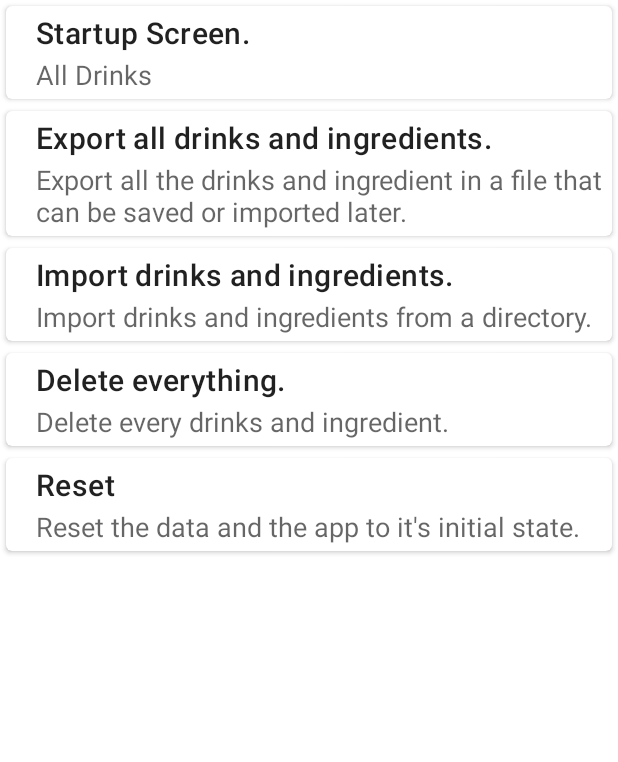
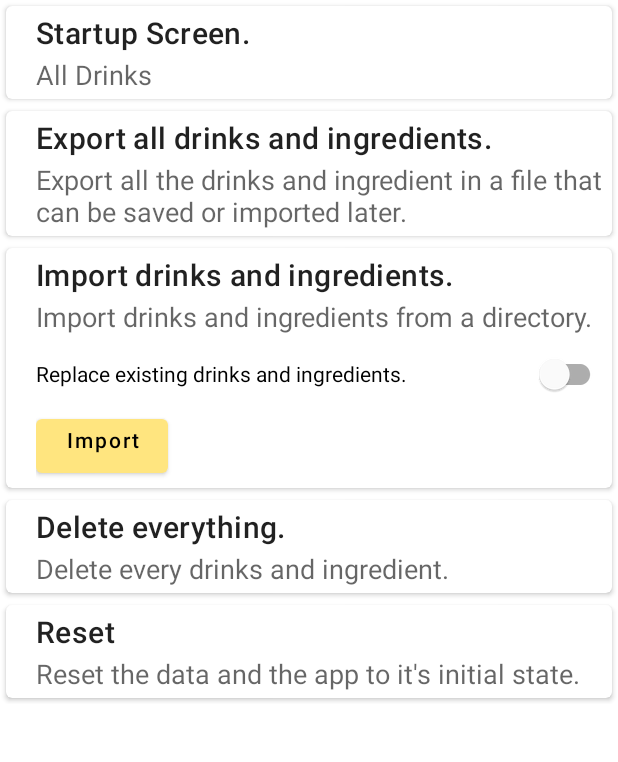
Before and after one commit to p0ppy-fl0w3r/hammered, an Android app: the SettingsFragment screen opened through its navigation route, on a phone screen of 412 x 824 dp, the part 84-846 px from its top. Run offline under Robolectric (Android 15) with nearby library versions, the light colour scheme and no system bars; our stand-ins replace Room's generated code, Timber, data binding, navigation-ui; pictures from the network do not load; Roboto replaces fonts that are not available here; 1 statement that could not run was skipped.

Commit message:
Updated import functions.
Added option to ignore new cocktail and ingredient when importing.

```diff
--- a/app/build.gradle
+++ b/app/build.gradle
@@ -13,7 +13,7 @@
         minSdkVersion 27
         targetSdkVersion 30
         versionCode 1
-        versionName "0.7"
+        versionName "pre-alpha"
 
         testInstrumentationRunner "androidx.test.runner.AndroidJUnitRunner"
     }
--- a/app/src/main/java/com/example/hammered/MainActivity.kt
+++ b/app/src/main/java/com/example/hammered/MainActivity.kt
@@ -31,6 +31,7 @@
 import com.example.hammered.search.SearchViewModel
 import timber.log.Timber
 
+// TODO write tests.
 
 class MainActivity : AppCompatActivity(), SearchView.OnQueryTextListener,
     View.OnFocusChangeListener {
--- a/app/src/main/java/com/example/hammered/dao/CocktailDao.kt
+++ b/app/src/main/java/com/example/hammered/dao/CocktailDao.kt
@@ -18,6 +18,18 @@
 
     @Insert(onConflict = OnConflictStrategy.REPLACE)
     suspend fun insertIngredient(ingredient: Ingredient)
+
+    @Insert(onConflict = OnConflictStrategy.IGNORE)
+    suspend fun ignoreAndInsertIngredient(ingredient: Ingredient)
+
+    @Insert(onConflict = OnConflictStrategy.IGNORE)
+    suspend fun ignoreAndInsertCocktail(cocktail: Cocktail)
+
+    @Insert(onConflict = OnConflictStrategy.REPLACE)
+    suspend fun insertIngredientCocktailRef(ingredientCocktailRef: IngredientCocktailRef)
+
+    @Insert(onConflict = OnConflictStrategy.IGNORE)
+    suspend fun ignoreInsertIngredientCocktailRef(ingredientCocktailRef: IngredientCocktailRef)
 
     @Update
     suspend fun updateIngredient(ingredient: Ingredient)
@@ -57,9 +69,6 @@
 
     @Query("SElECT * FROM Ingredient WHERE ingredient_name LIKE :name")
     suspend fun getIngredientFromName(name: String): List<IngredientWithCocktail>
-
-    @Insert(onConflict = OnConflictStrategy.REPLACE)
-    suspend fun insertIngredientCocktailRef(ingredientCocktailRef: IngredientCocktailRef)
 
     @Query("SELECT * FROM IngredientCocktailRef")
     suspend fun getAllIngredientCocktailRef(): List<IngredientCocktailRef>
--- a/app/src/main/java/com/example/hammered/settings/SettingsFragment.kt
+++ b/app/src/main/java/com/example/hammered/settings/SettingsFragment.kt
@@ -48,7 +48,8 @@
     private var activityResultLauncher =
         registerForActivityResult(ActivityResultContracts.StartActivityForResult()) {
             if (it.resultCode == Activity.RESULT_OK) {
-                it.data?.data?.let { dirPath -> viewModel.getFromJson(dirPath) }
+                val ignorePrevious = binding.replaceExistingSwitch.isChecked
+                it.data?.data?.let { dirPath -> viewModel.getFromJson(dirPath, ignorePrevious) }
             }
         }
 
--- a/app/src/main/res/layout/settings_fragment.xml
+++ b/app/src/main/res/layout/settings_fragment.xml
@@ -107,28 +107,19 @@
                         android:text="@string/import_settings_info"
                         android:textAppearance="@style/TextAppearance.AppCompat.Medium" />
 
-                    <androidx.constraintlayout.widget.ConstraintLayout
+                    <LinearLayout
                         android:id="@+id/switchLayout"
                         android:layout_width="match_parent"
-                        android:visibility="gone"
+
+                        android:orientation="vertical"
                         android:layout_height="match_parent"
                         android:layout_marginTop="2dp">
-
-                        <com.google.android.material.switchmaterial.SwitchMaterial
-                            android:id="@+id/importImageSwitch"
-                            android:layout_width="match_parent"
-                            android:layout_height="wrap_content"
-                            android:text="@string/import_image_text"
-                            app:layout_constraintStart_toStartOf="parent"
-                            app:layout_constraintTop_toTopOf="parent" />
 
                         <com.google.android.material.switchmaterial.SwitchMaterial
                             android:id="@+id/replaceExistingSwitch"
                             android:layout_width="match_parent"
                             android:layout_height="wrap_content"
-                            android:text="@string/replace_existing_switch_text"
-                            app:layout_constraintStart_toStartOf="@+id/importImageSwitch"
-                            app:layout_constraintTop_toBottomOf="@id/importImageSwitch" />
+                            android:text="@string/replace_existing_switch_text" />
 
                         <Button
                             android:id="@+id/importButton"
@@ -137,12 +128,9 @@
                             android:gravity="center_horizontal"
                             android:text="@string/import_btn_text"
                             android:textAllCaps="false"
-                            app:layout_constraintBottom_toBottomOf="parent"
-                            app:layout_constraintEnd_toEndOf="parent"
-                            app:layout_constraintStart_toStartOf="parent"
-                            app:layout_constraintTop_toBottomOf="@id/replaceExistingSwitch" />
+                         />
 
-                    </androidx.constraintlayout.widget.ConstraintLayout>
+                    </LinearLayout>
                 </LinearLayout>
             </androidx.cardview.widget.CardView>
 
```
Also changed, not shown: app/src/main/java/com/example/hammered/repository/CocktailRepository.kt (+12 -0 lines), app/src/main/java/com/example/hammered/settings/SettingsViewModel.kt (+16 -4 lines), app/src/main/java/com/example/hammered/utils/JsonUtils.kt (+0 -11 lines).
